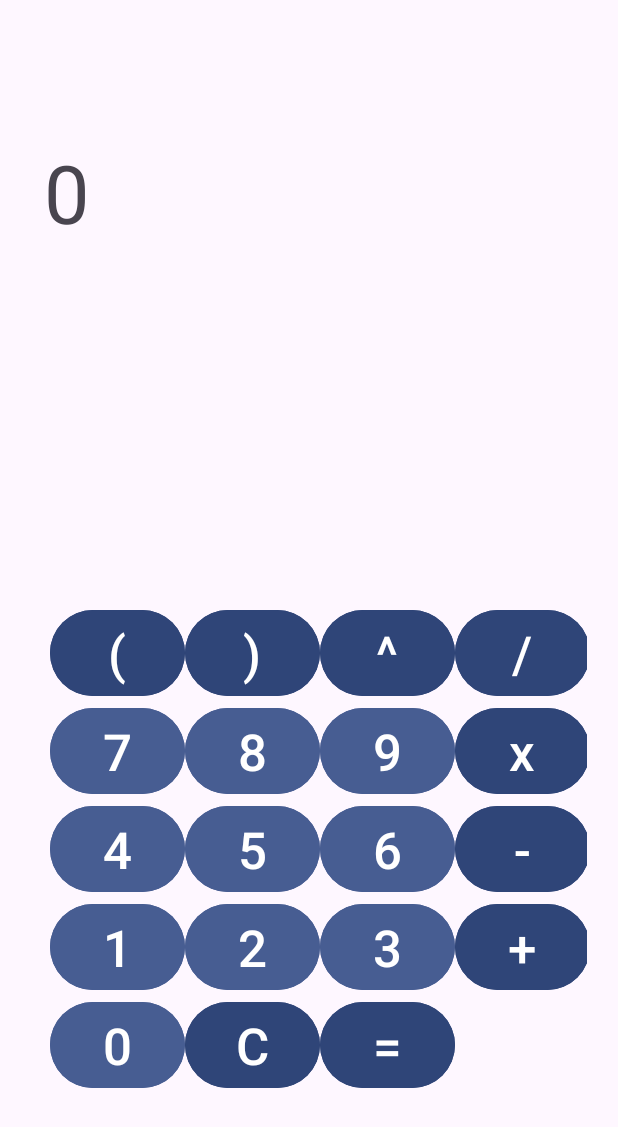
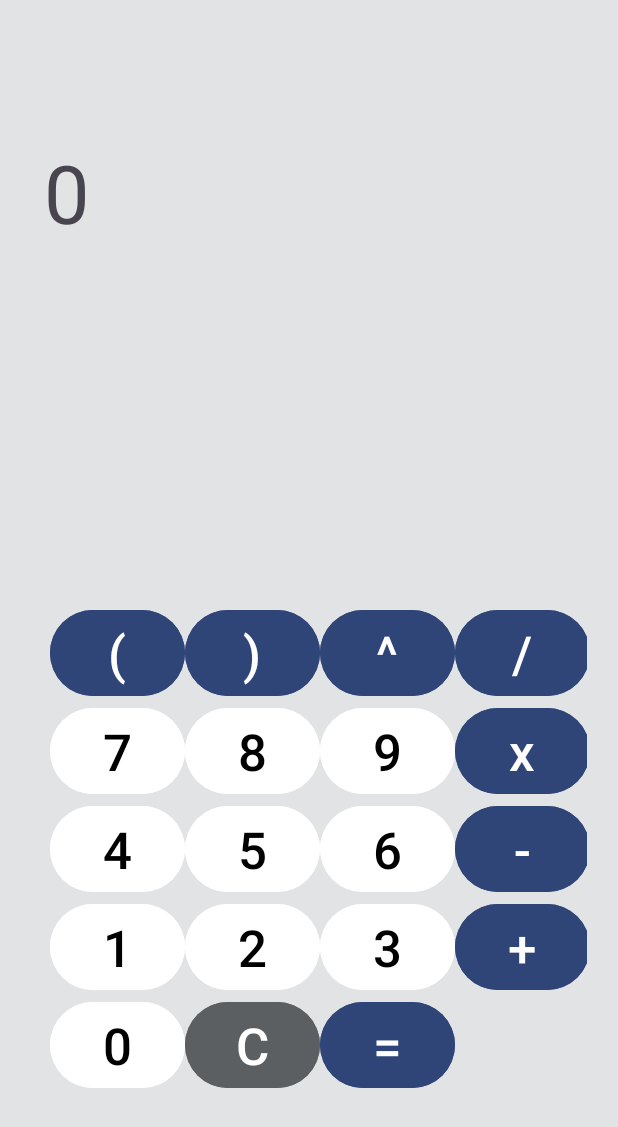
Before and after one commit to hadelacruz/Lab3-Calculadora, an Android app: the screen it shows after launch (MainActivity), on a phone screen of 412 x 824 dp. Shown: the top 1127 px of the screen. Run offline under Robolectric (Android 15) with nearby library versions, the phone set to English and light mode, and no system bars.

Commit message:
Se modificó la paleta de colores de los botones

```diff
--- a/app/src/main/res/layout/activity_main.xml
+++ b/app/src/main/res/layout/activity_main.xml
@@ -5,6 +5,7 @@
     android:id="@+id/main"
     android:layout_width="match_parent"
     android:layout_height="match_parent"
+    android:background="@color/Gris"
     tools:context=".MainActivity">
 
     <TableLayout
@@ -66,9 +67,10 @@
                 android:id="@+id/btn7"
                 android:layout_width="wrap_content"
                 android:layout_height="wrap_content"
-                android:backgroundTint="@color/material_dynamic_primary40"
+                android:backgroundTint="@color/white"
                 android:onClick="calcular"
                 android:text="7"
+                android:textColor="@color/black"
                 android:textColorLink="@color/white"
                 android:textSize="34sp" />
 
@@ -76,18 +78,20 @@
                 android:id="@+id/btn8"
                 android:layout_width="wrap_content"
                 android:layout_height="wrap_content"
-                android:backgroundTint="@color/material_dynamic_primary40"
+                android:backgroundTint="@color/white"
                 android:onClick="calcular"
                 android:text="8"
+                android:textColor="@color/black"
                 android:textSize="34sp" />
 
             <Button
                 android:id="@+id/btn9"
                 android:layout_width="wrap_content"
                 android:layout_height="wrap_content"
-                android:backgroundTint="@color/material_dynamic_primary40"
+                android:backgroundTint="@color/white"
                 android:onClick="calcular"
                 android:text="9"
+                android:textColor="@color/black"
                 android:textSize="34sp" />
 
             <Button
@@ -108,27 +112,30 @@
                 android:id="@+id/btn4"
                 android:layout_width="wrap_content"
                 android:layout_height="wrap_content"
-                android:backgroundTint="@color/material_dynamic_primary40"
+                android:backgroundTint="@color/white"
                 android:onClick="calcular"
                 android:text="4"
+                android:textColor="@color/black"
                 android:textSize="34sp" />
 
             <Button
                 android:id="@+id/btn5"
                 android:layout_width="wrap_content"
                 android:layout_height="wrap_content"
-                android:backgroundTint="@color/material_dynamic_primary40"
+                android:backgroundTint="@color/white"
                 android:onClick="calcular"
                 android:text="5"
+                android:textColor="@color/black"
                 android:textSize="34sp" />
 
             <Button
                 android:id="@+id/btn6"
                 android:layout_width="wrap_content"
                 android:layout_height="wrap_content"
-                android:backgroundTint="@color/material_dynamic_primary40"
+                android:backgroundTint="@color/white"
                 android:onClick="calcular"
                 android:text="6"
+                android:textColor="@color/black"
                 android:textSize="34sp" />
 
             <Button
@@ -149,27 +156,30 @@
                 android:id="@+id/btn1"
                 android:layout_width="wrap_content"
                 android:layout_height="wrap_content"
-                android:backgroundTint="@color/material_dynamic_primary40"
+                android:backgroundTint="@color/white"
                 android:onClick="calcular"
                 android:text="1"
+                android:textColor="@color/black"
                 android:textSize="34sp" />
 
             <Button
                 android:id="@+id/btn2"
                 android:layout_width="wrap_content"
                 android:layout_height="wrap_content"
-                android:backgroundTint="@color/material_dynamic_primary40"
+                android:backgroundTint="@color/white"
                 android:onClick="calcular"
                 android:text="2"
+                android:textColor="@color/black"
                 android:textSize="34sp" />
 
             <Button
                 android:id="@+id/btn3"
                 android:layout_width="wrap_content"
                 android:layout_height="wrap_content"
-                android:backgroundTint="@color/material_dynamic_primary40"
+                android:backgroundTint="@color/white"
                 android:onClick="calcular"
                 android:text="3"
+                android:textColor="@color/black"
                 android:textSize="34sp" />
 
             <Button
@@ -190,16 +200,17 @@
                 android:id="@+id/btn0"
                 android:layout_width="wrap_content"
                 android:layout_height="wrap_content"
-                android:backgroundTint="@color/material_dynamic_primary40"
+                android:backgroundTint="@color/white"
                 android:onClick="calcular"
                 android:text="0"
+                android:textColor="@color/black"
                 android:textSize="34sp" />
 
             <Button
                 android:id="@+id/btnC"
                 android:layout_width="wrap_content"
                 android:layout_height="wrap_content"
-                android:backgroundTint="@color/material_dynamic_primary30"
+                android:backgroundTint="@color/GrisOscuro"
                 android:onClick="limpiarTexto"
                 android:text="C"
                 android:textSize="34sp" />
--- a/app/src/main/res/values/colors.xml
+++ b/app/src/main/res/values/colors.xml
@@ -4,4 +4,6 @@
     <color name="white">#FFFFFFFF</color>
     <color name="material_dynamic_primary40">#00668B</color>
     <color name="material_dynamic_primary30">#004C69</color>
+    <color name="Gris">#E1E3E5</color>
+    <color name="GrisOscuro">#5C5F61</color>
 </resources>
```
